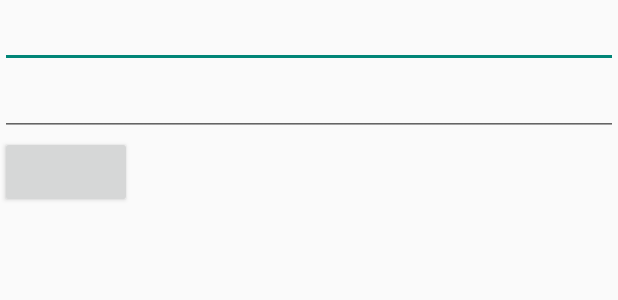
After one commit to sonusony19/TripManager, an Android app: the layout activity_login.xml on its own in the app's theme, with its tools: preview values and no code run, on a phone screen of 412 x 824 dp. The commit adds this screen. Shown: the top 300 px of the screen. Run offline under Robolectric (Android 15) with nearby library versions, the light colour scheme and no system bars.

Commit message:
login module started

```diff
--- a/app/src/main/AndroidManifest.xml
+++ b/app/src/main/AndroidManifest.xml
@@ -12,7 +12,7 @@
         android:supportsRtl="true"
         android:theme="@style/Theme.TripManager">
         <activity
-            android:name=".ui.home.view.MainActivity"
+            android:name=".ui.login.view.LoginActivity"
             android:exported="true">
             <intent-filter>
                 <action android:name="android.intent.action.MAIN" />
@@ -20,6 +20,9 @@
                 <category android:name="android.intent.category.LAUNCHER" />
             </intent-filter>
         </activity>
+        <activity
+            android:name=".ui.home.view.MainActivity"
+            android:exported="true" />
     </application>
 
 </manifest>
--- a/app/src/main/java/com/trip/manager/koin/ViewModels.kt
+++ b/app/src/main/java/com/trip/manager/koin/ViewModels.kt
@@ -1,9 +1,11 @@
 package com.trip.manager.koin
 
 import com.trip.manager.ui.home.viewmodel.MainViewModel
+import com.trip.manager.ui.login.viewmodel.LoginViewModel
 import org.koin.androidx.viewmodel.dsl.viewModel
 import org.koin.dsl.module
 
 val viewModels = module {
     viewModel { MainViewModel(get(), get()) }
+    viewModel { LoginViewModel(get(), get()) }
 }
--- a/app/src/main/java/com/trip/manager/ui/home/view/MainActivity.kt
+++ b/app/src/main/java/com/trip/manager/ui/home/view/MainActivity.kt
@@ -13,6 +13,5 @@ class MainActivity : BaseActivity() {
         super.onCreate(savedInstanceState)
         setContentView(R.layout.activity_main)
         viewModel = getViewModel(MainViewModel::class)
-        viewModel.showLog()
     }
 }
--- /dev/null
+++ b/app/src/main/java/com/trip/manager/utils/Constants.kt
@@ -0,0 +1,6 @@
+package com.trip.manager.utils
+
+const val TAG = "Sonu"
+const val authError = "Firebase authorization failure"
+const val databaseError = "Firebase database failure"
+const val storageError = "Firebase storage failure"
--- a/app/src/main/java/com/trip/manager/utils/ProjectUtils.kt
+++ b/app/src/main/java/com/trip/manager/utils/ProjectUtils.kt
@@ -1,3 +1,6 @@
 package com.trip.manager.utils
 
-const val TAG = "Sonu"
+import androidx.annotation.StringRes
+import com.trip.manager.application.TMApplication
+
+fun getStringResource(@StringRes res: Int) = TMApplication.appContext.getString(res)
--- /dev/null
+++ b/app/src/main/res/layout/activity_login.xml
@@ -0,0 +1,29 @@
+<?xml version="1.0" encoding="utf-8"?>
+<layout xmlns:android="http://schemas.android.com/apk/res/android"
+    xmlns:tools="http://schemas.android.com/tools">
+
+    <LinearLayout
+        android:layout_width="match_parent"
+        android:layout_height="match_parent"
+        android:orientation="vertical"
+        tools:context=".ui.login.view.LoginActivity">
+
+        <EditText
+            android:id="@+id/email"
+            android:layout_width="match_parent"
+            android:layout_height="wrap_content" />
+
+        <EditText
+            android:id="@+id/password"
+            android:layout_width="match_parent"
+            android:layout_height="wrap_content" />
+
+        <Button
+            android:id="@+id/login"
+            android:layout_width="wrap_content"
+            android:layout_height="wrap_content" />
+
+    </LinearLayout>
+
+
+</layout>
--- a/app/src/main/res/values/strings.xml
+++ b/app/src/main/res/values/strings.xml
@@ -1,3 +1,5 @@
 <resources>
     <string name="app_name">Trip Manager</string>
+    <string name="please_enter_your_email">Please enter your email</string>
+    <string name="please_enter_your_password">Please enter your password</string>
 </resources>
```
Also changed, not shown: app/build.gradle (+9 -2 lines), app/src/main/java/com/trip/manager/firebase/FirebaseHelper.kt (+40 -5 lines), app/src/main/java/com/trip/manager/ui/home/viewmodel/MainViewModel.kt (+1 -9 lines), app/src/main/java/com/trip/manager/ui/login/view/LoginActivity.kt (added, +48 -0 lines), app/src/main/java/com/trip/manager/ui/login/viewmodel/LoginViewModel.kt (added, +26 -0 lines), app/src/main/java/com/trip/manager/utils/ToastUtils.kt (added, +26 -0 lines).
